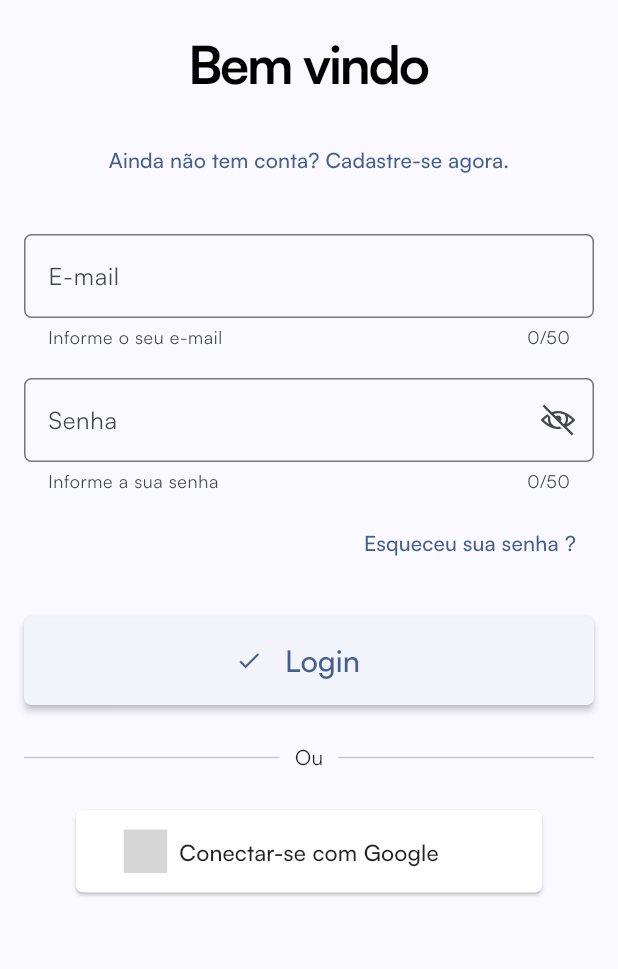
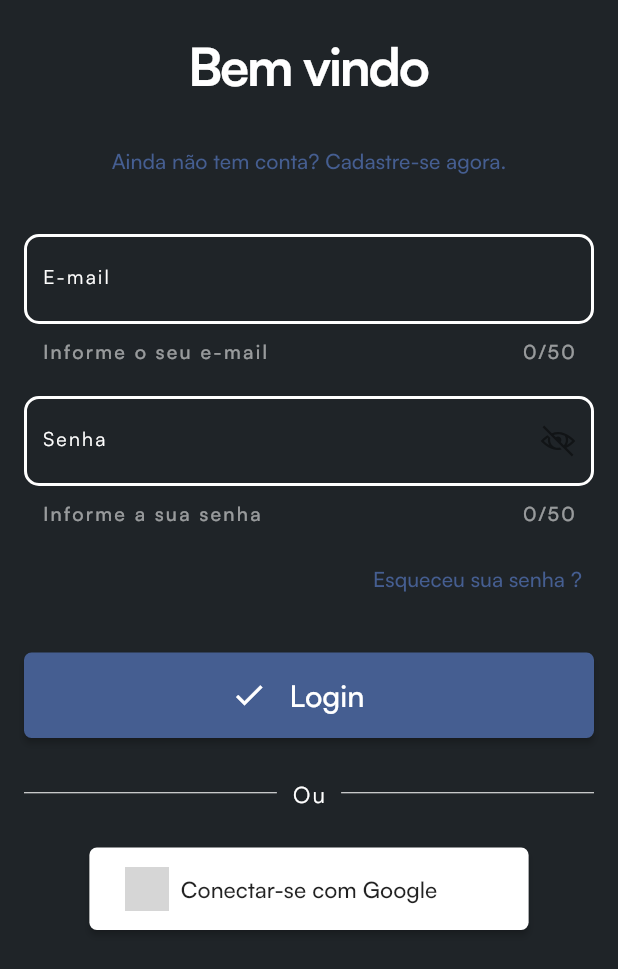
Before and after one commit to RenanFerreira0412/OrganizedYou, a Flutter app: the screen it shows after launch, on a phone screen of 412 x 824 dp. Shown: the top 969 px of the screen. Run offline on Flutter 3.47's test engine with Material 3 defaults, Android fonts, the phone set to English and light mode, and no system bars; drawn by our look-alikes of social_login_buttons; our stand-ins replace cloud_firestore, email_validator, firebase_auth, firebase_core, google_nav_bar, google_sign_in and 1 more; accounts and stored records are empty; generated files the repository leaves out were written again; grey boxes are pictures that could not be loaded.

Commit message:
ajustes visuais no app

```diff
--- a/lib/components/editor.dart
+++ b/lib/components/editor.dart
@@ -1,5 +1,6 @@
 import 'package:flutter/material.dart';
 import 'package:line_icons/line_icon.dart';
+import 'package:organized_you/theme/app_theme.dart';
 
 class Editor extends StatefulWidget {
   final TextEditingController controller;
@@ -53,11 +54,11 @@ class _EditorState extends State<Editor> {
         obscureText: _seePassword,
         readOnly: widget.readOnly,
         onTap: widget.action,
+        style: AppTheme.typo.regular(13, AppTheme.colors.white, 1, 1.5),
         decoration: InputDecoration(
           labelText: widget.labelText,
           hintText: widget.hintText,
           helperText: widget.hintText,
-          border: OutlineInputBorder(borderRadius: BorderRadius.circular(5)),
           suffixIcon: _isPasswordField
               ? (_seePassword
                   ? IconButton(
--- /dev/null
+++ b/lib/models/card_color.dart
@@ -0,0 +1,8 @@
+import 'package:flutter/material.dart';
+
+class CardColor {
+  final Color primary;
+  final Color secondary;
+
+  CardColor({required this.primary, required this.secondary});
+}
--- a/lib/theme/app_theme.dart
+++ b/lib/theme/app_theme.dart
@@ -11,11 +11,38 @@ class AppTheme {
 
   static ThemeData define() {
     return ThemeData(
-      colorScheme: ColorScheme.fromSeed(seedColor: Colors.blueAccent),
-      useMaterial3: true,
+      colorScheme: ColorScheme.fromSeed(seedColor: AppTheme.colors.offWhite),
+      useMaterial3: false,
       fontFamily: "Satoshi",
+      scaffoldBackgroundColor: AppTheme.colors.dark,
+      dividerColor: AppTheme.colors.white,
+      appBarTheme: AppBarTheme(
+        backgroundColor: AppTheme.colors.dark,
+        actionsIconTheme: IconThemeData(color: AppTheme.colors.white),
+        titleTextStyle:
+            AppTheme.typo.medium(20, AppTheme.colors.white, 1.5, 1.5),
+      ),
       inputDecorationTheme: InputDecorationTheme(
         prefixIconColor: colors.greyText,
+        floatingLabelStyle:
+            AppTheme.typo.regular(13, AppTheme.colors.white, 1, 1.5),
+        labelStyle: AppTheme.typo.regular(13, AppTheme.colors.white, 1, 1.5),
+        hintStyle: AppTheme.typo.medium(13, Colors.white54, 1.5, 1.5),
+        helperStyle: AppTheme.typo.medium(13, Colors.white54, 1.5, 1.5),
+        border: OutlineInputBorder(borderRadius: BorderRadius.circular(5)),
+        errorStyle: AppTheme.typo.regular(13, AppTheme.colors.red, 1, 1.5),
+        enabledBorder: OutlineInputBorder(
+            borderSide: BorderSide(color: AppTheme.colors.white, width: 2),
+            borderRadius: const BorderRadius.all(Radius.circular(10))),
+        errorBorder: OutlineInputBorder(
+            borderSide: BorderSide(color: AppTheme.colors.red, width: 2),
+            borderRadius: const BorderRadius.all(Radius.circular(10))),
+        focusedBorder: OutlineInputBorder(
+            borderSide: BorderSide(color: AppTheme.colors.blue, width: 2),
+            borderRadius: const BorderRadius.all(Radius.circular(10))),
+        focusedErrorBorder: OutlineInputBorder(
+            borderSide: BorderSide(color: AppTheme.colors.red, width: 2),
+            borderRadius: const BorderRadius.all(Radius.circular(10))),
       ),
     );
   }
--- a/lib/theme/colors.dart
+++ b/lib/theme/colors.dart
@@ -2,10 +2,10 @@ import 'package:flutter/material.dart';
 
 @immutable
 class AppColors {
-  final red = const Color(0xffEF476F);
+  //final red = const Color(0xffEF476F);
   final yellow = const Color(0xffFFD166);
   final blue = const Color(0xff118AB2);
-  final green = const Color(0xff06D6A0);
+  //final green = const Color(0xff06D6A0);
   final light = const Color(0xffFEFEFF);
   final dark = const Color(0xff1F2428);
   final offWhite = const Color(0xffe7eaf9);
@@ -15,5 +15,14 @@ class AppColors {
   final white = const Color(0xffffffff);
   final black = const Color(0xff000000);
 
+  final purple = const Color(0xffB39DDB);
+  final purpleDark = const Color(0xff7E57C2);
+
+  final green = const Color(0xffA5D6A7);
+  final greenDark = const Color(0xff66BB6A);
+
+  final red = const Color(0xffEF9A9A);
+  final redDark = const Color(0xffEF5350);
+
   const AppColors();
 }
--- a/lib/ui/auth/auth_ui.dart
+++ b/lib/ui/auth/auth_ui.dart
@@ -145,7 +145,7 @@ class _AuthUIState extends State<AuthUI> {
                 children: [
                   Text(
                     title,
-                    style: AppTheme.typo.bold(35, Colors.black, 1.5, -1.5),
+                    style: AppTheme.typo.bold(35, Colors.white, 1.5, -1.5),
                   ),
                   if (!isResetPasswordForm) ...[
                     Padding(
@@ -162,7 +162,7 @@ class _AuthUIState extends State<AuthUI> {
                         'Um link de recuperação de senha será enviado para o endereço de e-mail fornecido por você.',
                         textAlign: TextAlign.start,
                         style:
-                            AppTheme.typo.regular(15, Colors.black87, 1.5, 1.5),
+                            AppTheme.typo.regular(15, Colors.white54, 1.5, 1.5),
                       ),
                     )
                   ],
@@ -242,7 +242,11 @@ class _AuthUIState extends State<AuthUI> {
                         children: [
                           const Expanded(child: Divider()),
                           Utils.addHorizontalSpace(10),
-                          const Text('Ou'),
+                          Text(
+                            'Ou',
+                            style: AppTheme.typo
+                                .regular(15, AppTheme.colors.white, 1.5, 1.5),
+                          ),
                           Utils.addHorizontalSpace(10),
                           const Expanded(child: Divider()),
                         ],
--- a/pubspec.yaml
+++ b/pubspec.yaml
@@ -44,6 +44,7 @@ dependencies:
   line_icons: ^2.0.3
   email_validator: ^2.1.17
   social_login_buttons: ^1.0.7
+  google_nav_bar: ^5.0.6
 
 dev_dependencies:
   flutter_test:
```
Also changed, not shown: lib/components/all_tasks.dart (+9 -4 lines), lib/components/build_task_card.dart (+5 -4 lines), lib/components/build_task_form.dart (+17 -4 lines), lib/ui/main/home/home_mobile_ui.dart (+46 -25 lines), lib/utils/utils.dart (+10 -4 lines), lib/widgets/cards.dart (+39 -16 lines), pubspec.lock.
